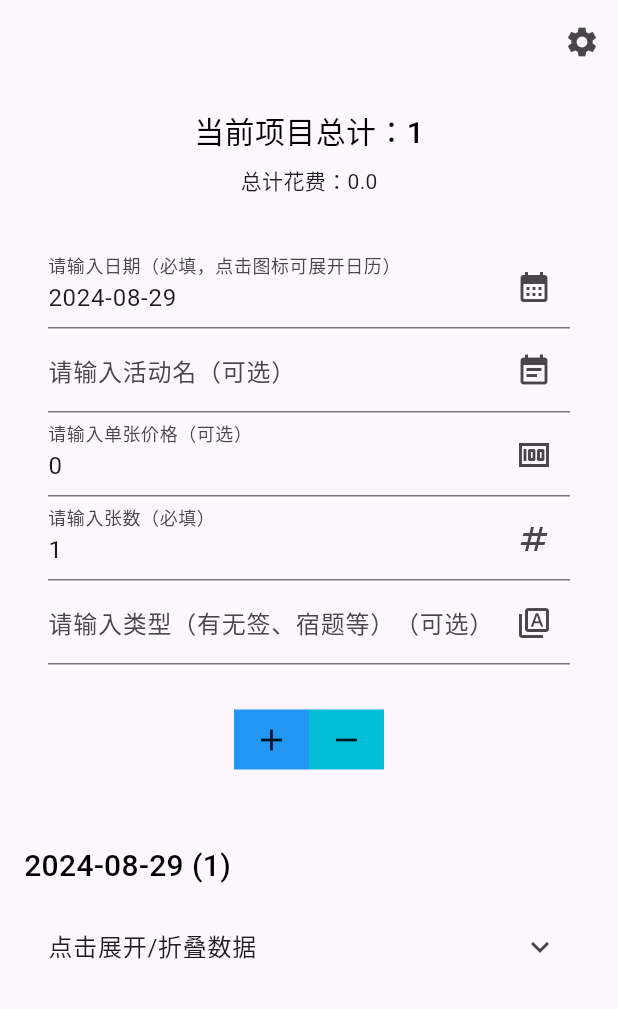
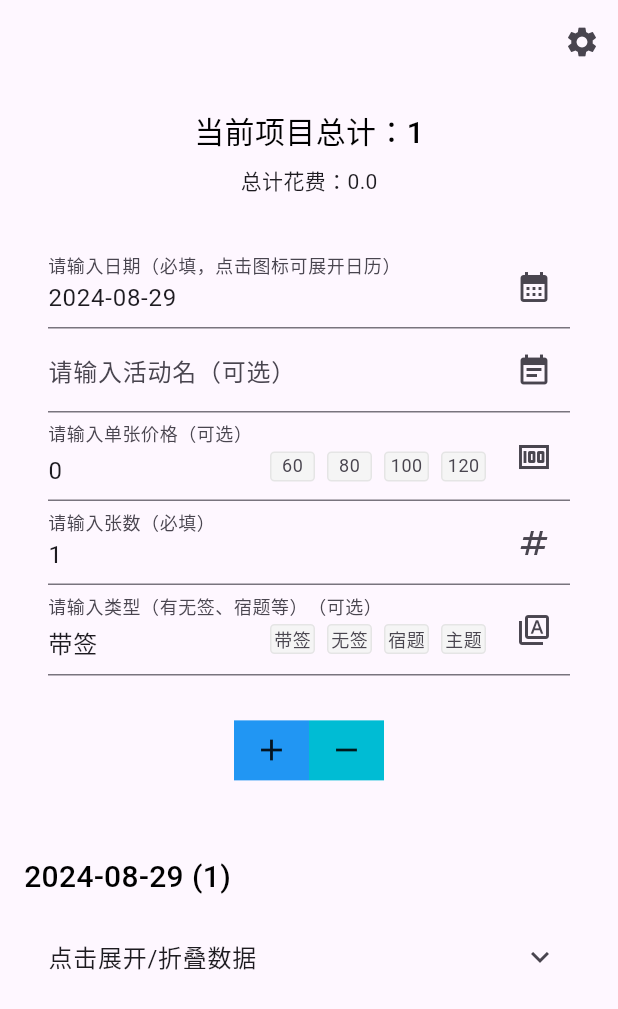
Before and after one commit to fmqwd/count_tools, a Flutter app: the SubProjectInfoPage screen opened directly with empty values, after a tap on the "add" icon, on a phone screen of 412 x 824 dp. Shown: the top 1009 px of the screen. Run offline on Flutter 3.47's test engine with Material 3 defaults, Android fonts, the phone set to English and light mode, and no system bars; our stand-ins replace charts_flutter, flutter_colorpicker, flutter_datetime_picker, shared_preferences, sqflite; accounts and stored records are empty.

Commit message:
feat(subproject_info_page): 添加价格和类型预设按钮
fix(single_subproject_widget): 调整文本显示以适应宽度

docs(info): 更新应用版本号至1.0.4

```diff
--- a/lib/page/component/list_item/single_subproject_widget.dart
+++ b/lib/page/component/list_item/single_subproject_widget.dart
@@ -53,11 +53,15 @@ class SingleSubProjectWidget extends StatelessWidget {
                       bottomLeft: Radius.circular(12),
                       bottomRight: Radius.circular(12),
                     )),
-                child: Text(name,
+                child: FittedBox(
+                  fit: BoxFit.scaleDown,
+                  child: Text(name,
                     style: AppTextStyle.customStyle(
                         size: width / 6.5,
                         color: textColor,
-                        fontWeight: FontWeight.normal)),
+                        fontWeight: FontWeight.normal),
+                  ),
+                ),
               ),
             ],
           ),
--- a/lib/page/subproject_info_page/subproject_info_page.dart
+++ b/lib/page/subproject_info_page/subproject_info_page.dart
@@ -38,7 +38,7 @@ class _SubProjectInfoPageState extends State<SubProjectInfoPage> {
     priceCon.text = '0';
     countCon.text = '1';
     eventCon.text = '';
-    typeCon.text = '';
+    typeCon.text = '带签';
     _vm = SubProjectInfoViewModel()..loadItems(widget.parentData.id);
   }
 
@@ -89,7 +89,9 @@ class _SubProjectInfoPageState extends State<SubProjectInfoPage> {
                         minTime: DateTime(2000, 1, 1),
                         maxTime: DateTime(2100, 12, 31),
                         onConfirm: (date) => dateCon.text = formatDate(date),
-                        currentTime: DateTime.now(),
+                        currentTime: dateCon.text.isEmpty
+                            ? DateTime.now()
+                            : DateTime.parse(dateCon.text),
                         locale: LocaleType.zh),
                     child: const Icon(Icons.calendar_month)))),
         TextField(
@@ -99,8 +101,15 @@ class _SubProjectInfoPageState extends State<SubProjectInfoPage> {
         TextField(
             controller: priceCon,
             keyboardType: TextInputType.number,
-            decoration: const InputDecoration(
-                labelText: "请输入单张价格（可选）", suffixIcon: Icon(Icons.money))),
+            decoration: InputDecoration(
+                labelText: "请输入单张价格（可选）",
+                suffix: Row(mainAxisSize: MainAxisSize.min, children: [
+                  _buildEditBtn('60', priceCon),
+                  _buildEditBtn('80', priceCon),
+                  _buildEditBtn('100', priceCon),
+                  _buildEditBtn('120', priceCon),
+                ]),
+                suffixIcon: const Icon(Icons.money))),
         TextField(
             controller: countCon,
             keyboardType: TextInputType.number,
@@ -108,8 +117,15 @@ class _SubProjectInfoPageState extends State<SubProjectInfoPage> {
                 labelText: "请输入张数（必填）", suffixIcon: Icon(Icons.numbers))),
         TextField(
             controller: typeCon,
-            decoration: const InputDecoration(
-                labelText: "请输入类型（有无签、宿题等）（可选）", suffixIcon: Icon(Icons.type_specimen_outlined))),
+            decoration: InputDecoration(
+                labelText: "请输入类型（有无签、宿题等）（可选）",
+                suffix: Row(mainAxisSize: MainAxisSize.min, children: [
+                  _buildEditBtn('带签', typeCon),
+                  _buildEditBtn('无签', typeCon),
+                  _buildEditBtn('宿题', typeCon),
+                  _buildEditBtn('主题', typeCon),
+                ]),
+                suffixIcon: const Icon(Icons.type_specimen_outlined))),
         const SizedBox(height: 30)
       ]));
 
@@ -156,4 +172,19 @@ class _SubProjectInfoPageState extends State<SubProjectInfoPage> {
               itemBuilder: (context, index) => SingleItemWidget(
                   date: vm.dates[index],
                   data: vm.items.where((e) => e.date == vm.dates[index]).toList()))));
+
+  Widget _buildEditBtn(String text, TextEditingController con) =>
+      Container(
+        alignment: Alignment.center,
+        width: 30,
+        height: 20,
+        margin: const EdgeInsets.symmetric(horizontal: 4, vertical: 2),
+        decoration: BoxDecoration(
+            color: const Color(0xFFF5F5F5),
+            borderRadius: BorderRadius.circular(3),
+            border: Border.all(color: const Color(0xFFE5E5E5))),
+        child: GestureDetector(
+            onTap: () => con.text = text,
+            child: FittedBox(fit: BoxFit.contain, child: Text(text))),
+      );
 }
--- a/lib/value/info.dart
+++ b/lib/value/info.dart
@@ -1,3 +1,3 @@
 class AppInfo {
-  static String appVersion = '1.0.3';
+  static String appVersion = '1.0.4';
 }
```
